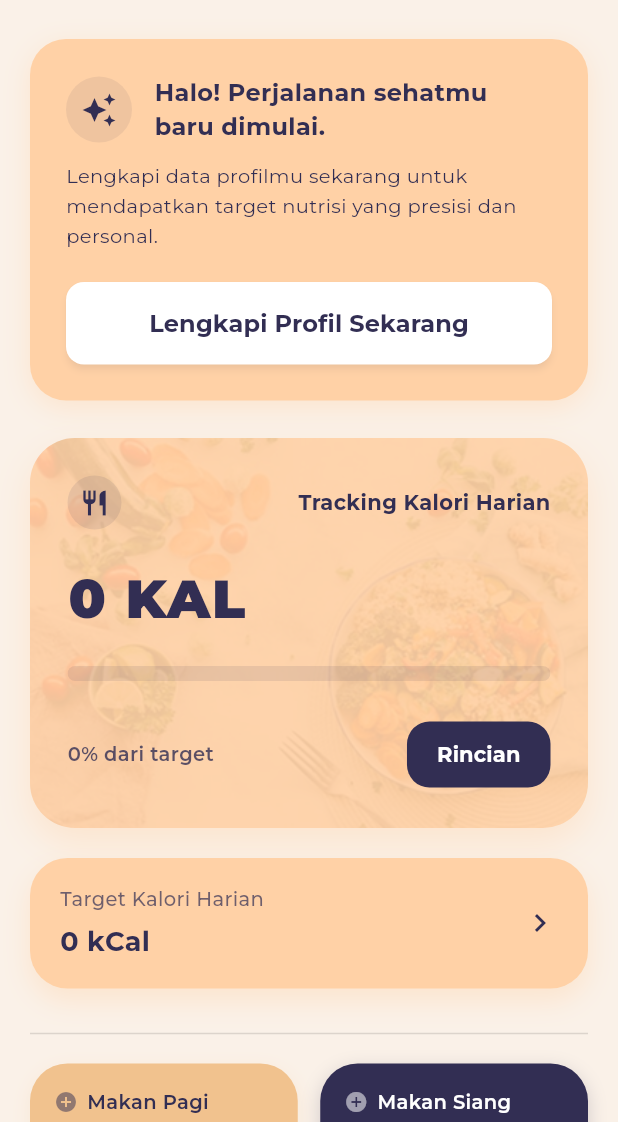
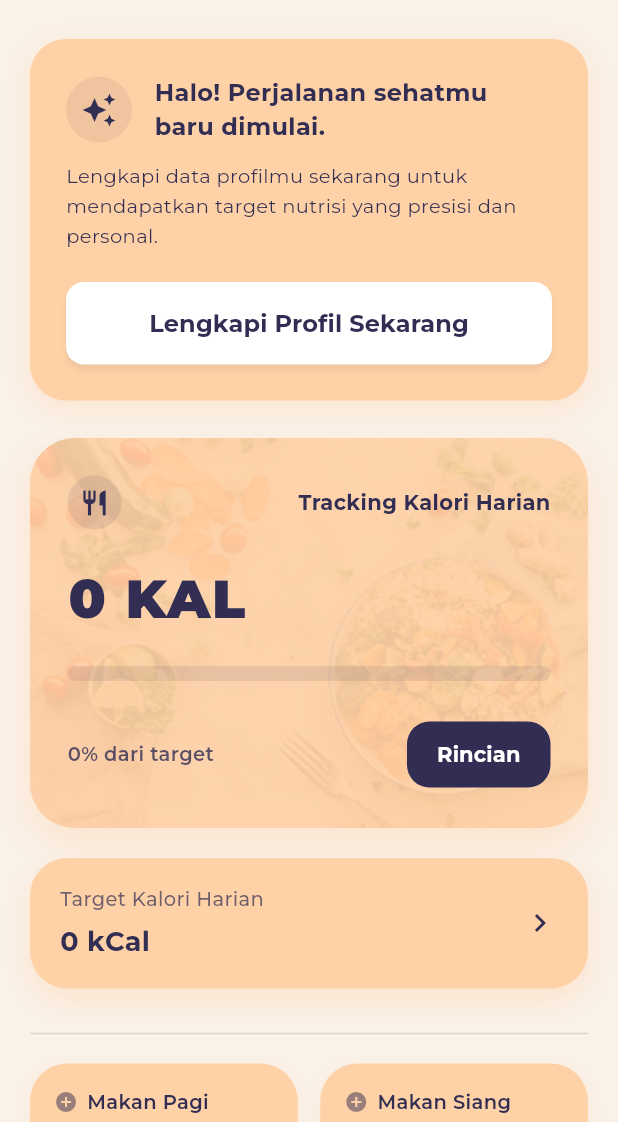
Before and after one commit to ErickHaidar/Nutrify, a Flutter app: the HomeScreen screen opened directly, on a phone screen of 412 x 824 dp, the part 114-1236 px from its top. Run offline on Flutter 3.47's test engine with Material 3 defaults, Android fonts, the phone set to English and light mode, and no system bars; our stand-ins replace another_flushbar, dio, event_bus, flutter_dotenv, flutter_mobx, get_it and 9 more; missing offline and left inert: xxtea; accounts and stored records are empty; generated files the repository leaves out were written again; network calls fail.

Commit message:
Fix kalender, pemilihan kalender, warna, BMI overflow

```diff
--- a/frontend/lib/screens/home_screen.dart
+++ b/frontend/lib/screens/home_screen.dart
@@ -118,12 +118,12 @@ class HomeScreenState extends State<HomeScreen> {
   @override
   Widget build(BuildContext context) {
     return Scaffold(
-      backgroundColor: NutrifyTheme.background,
+      backgroundColor: AppColors.cream,
       body: SafeArea(
         child: RefreshIndicator(
           onRefresh: () async => loadDailyData(),
-          color: NutrifyTheme.accentOrange,
-          backgroundColor: NutrifyTheme.darkCard,
+          color: AppColors.amber,
+          backgroundColor: AppColors.navy,
           child: SingleChildScrollView(
             physics: const AlwaysScrollableScrollPhysics(),
             padding: const EdgeInsets.symmetric(horizontal: 20),
@@ -160,15 +160,15 @@ class HomeScreenState extends State<HomeScreen> {
                         Text(
                           _getFormattedDate(),
                           style: TextStyle(
-                            color: NutrifyTheme.darkCard.withOpacity(0.6),
+                            color: AppColors.navy.withOpacity(0.6),
                             fontSize: 12,
                           ),
                         ),
                       ],
                     ),
                     CircleAvatar(
-                      backgroundColor: NutrifyTheme.darkCard.withOpacity(0.1),
-                      child: const Icon(Icons.person, color: NutrifyTheme.darkCard),
+                      backgroundColor: AppColors.navy.withOpacity(0.1),
+                      child: const Icon(Icons.person, color: AppColors.navy),
                     ),
                   ],
                 ),
@@ -207,19 +207,19 @@ class HomeScreenState extends State<HomeScreen> {
                           Container(
                             padding: const EdgeInsets.all(8),
                             decoration: BoxDecoration(
-                              color: NutrifyTheme.darkCard.withOpacity(0.1),
+                              color: AppColors.navy.withOpacity(0.1),
                               shape: BoxShape.circle,
                             ),
                             child: const Icon(
                               Icons.restaurant,
-                              color: NutrifyTheme.darkCard,
+                              color: AppColors.navy,
                               size: 20,
                             ),
                           ),
                           const Text(
                             'Tracking Kalori Harian',
                             style: TextStyle(
-                              color: NutrifyTheme.darkCard,
+                              color: AppColors.navy,
                               fontSize: 14,
                               fontWeight: FontWeight.bold,
                             ),
@@ -232,7 +232,7 @@ class HomeScreenState extends State<HomeScreen> {
                         style: const TextStyle(
                           fontSize: 36,
                           fontWeight: FontWeight.w900,
-                          color: NutrifyTheme.darkCard,
+                          color: AppColors.navy,
                           letterSpacing: 1.2,
                         ),
                       ),
@@ -243,9 +243,9 @@ class HomeScreenState extends State<HomeScreen> {
                           value: targetCalories > 0
                               ? (totalCalories / targetCalories).clamp(0.0, 1.0)
                               : 0,
-                          backgroundColor: NutrifyTheme.darkCard.withOpacity(0.1),
+                          backgroundColor: AppColors.navy.withOpacity(0.1),
                           valueColor: const AlwaysStoppedAnimation<Color>(
-                              NutrifyTheme.darkCard),
+                              AppColors.navy),
                           minHeight: 10,
                         ),
                       ),
@@ -256,7 +256,7 @@ class HomeScreenState extends State<HomeScreen> {
                           Text(
                             '${(targetCalories > 0 ? (totalCalories / targetCalories * 100).toInt() : 0)}% dari target',
                             style: TextStyle(
-                              color: NutrifyTheme.darkCard.withOpacity(0.8),
+                              color: AppColors.navy.withOpacity(0.8),
                               fontSize: 13,
                               fontWeight: FontWeight.w600,
                             ),
@@ -271,7 +271,7 @@ class HomeScreenState extends State<HomeScreen> {
                               );
                             },
                             style: ElevatedButton.styleFrom(
-                              backgroundColor: NutrifyTheme.darkCard,
+                              backgroundColor: AppColors.navy,
                               foregroundColor: Colors.white,
                               elevation: 0,
                               shape: RoundedRectangleBorder(
@@ -330,7 +330,7 @@ class HomeScreenState extends State<HomeScreen> {
                             Text(
                               'Target Kalori Harian',
                               style: TextStyle(
-                                color: NutrifyTheme.darkCard.withOpacity(0.7),
+                                color: AppColors.navy.withOpacity(0.7),
                                 fontSize: 13,
                                 fontWeight: FontWeight.w500,
                               ),
@@ -339,14 +339,14 @@ class HomeScreenState extends State<HomeScreen> {
                             Text(
                               '${_formatCalories(targetCalories)} kCal',
                               style: const TextStyle(
-                                color: NutrifyTheme.darkCard,
+                                color: AppColors.navy,
                                 fontWeight: FontWeight.bold,
                                 fontSize: 18,
                               ),
                             ),
                           ],
                         ),
-                        const Icon(Icons.chevron_right, color: NutrifyTheme.darkCard),
+                        const Icon(Icons.chevron_right, color: AppColors.navy),
                       ],
                     ),
                   ),
@@ -366,28 +366,28 @@ class HomeScreenState extends State<HomeScreen> {
                     MealTile(
                       title: 'Makan Pagi',
                       imagePath: Assets.iconPagi,
-                      color: NutrifyTheme.accentOrange,
+                      color: AppColors.peach,
                       calories: caloriesByType['Makan Pagi'] ?? 0,
                       onTap: () => _navigateToAddMeal('Makan Pagi'),
                     ),
                     MealTile(
                       title: 'Makan Siang',
                       imagePath: Assets.iconSiang,
-                      color: NutrifyTheme.darkCard,
+                      color: AppColors.peach,
                       calories: caloriesByType['Makan Siang'] ?? 0,
                       onTap: () => _navigateToAddMeal('Makan Siang'),
                     ),
                     MealTile(
                       title: 'Makan Malam',
                       imagePath: Assets.iconMalam,
-                      color: NutrifyTheme.lightCard,
+                      color: AppColors.peach,
                       calories: caloriesByType['Makan Malam'] ?? 0,
                       onTap: () => _navigateToAddMeal('Makan Malam'),
                     ),
                     MealTile(
                       title: 'Cemilan',
                       imagePath: Assets.iconCemilan,
-                      color: NutrifyTheme.accentOrange,
+                      color: AppColors.peach,
                       calories: caloriesByType['Cemilan'] ?? 0,
                       onTap: () => _navigateToAddMeal('Cemilan'),
                     ),
@@ -513,9 +513,9 @@ class MealTile extends StatelessWidget {
 
   @override
   Widget build(BuildContext context) {
-    final bool isDark = color == NutrifyTheme.darkCard;
-    final Color textColor = isDark ? Colors.white : NutrifyTheme.darkCard;
-    final Color subTextColor = isDark ? Colors.white54 : NutrifyTheme.darkCard.withOpacity(0.5);
+    final bool isDark = color == AppColors.navy;
+    final Color textColor = isDark ? Colors.white : AppColors.navy;
+    final Color subTextColor = isDark ? Colors.white54 : AppColors.navy.withOpacity(0.5);
 
     return InkWell(
       onTap: onTap,
```
Also changed, not shown: frontend/lib/presentation/login/store/login_store.dart (+11 -2 lines), frontend/lib/screens/profile_screen.dart (+10 -6 lines), frontend/lib/widgets/nutrify_calendar_picker.dart (+40 -4 lines).
